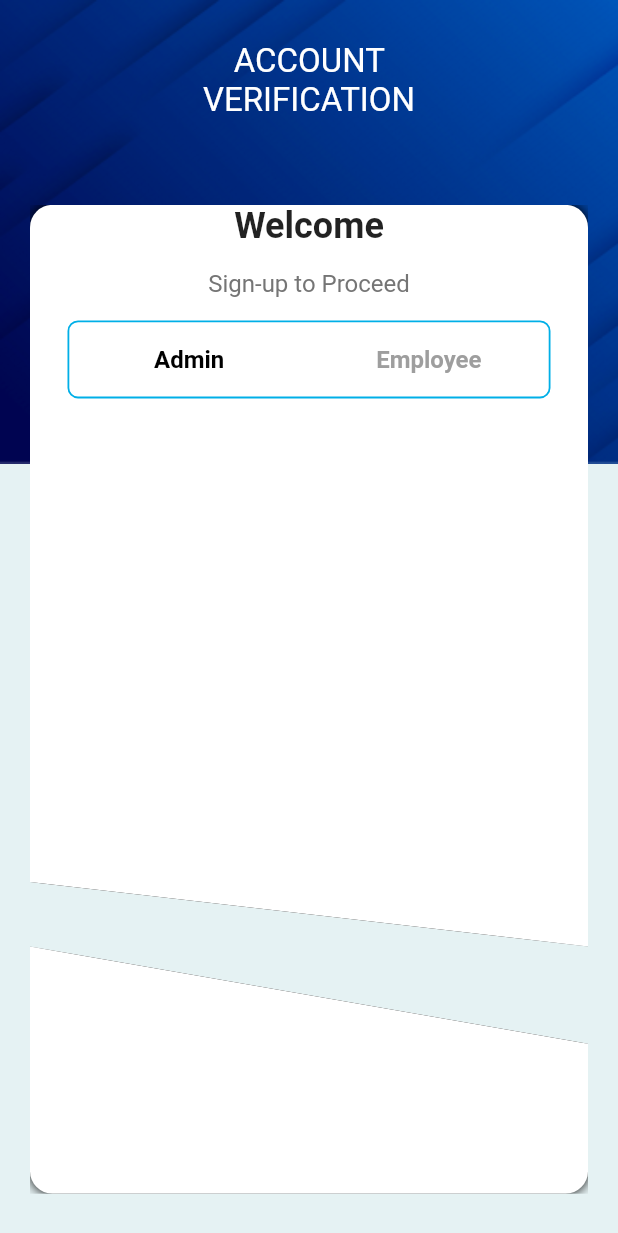
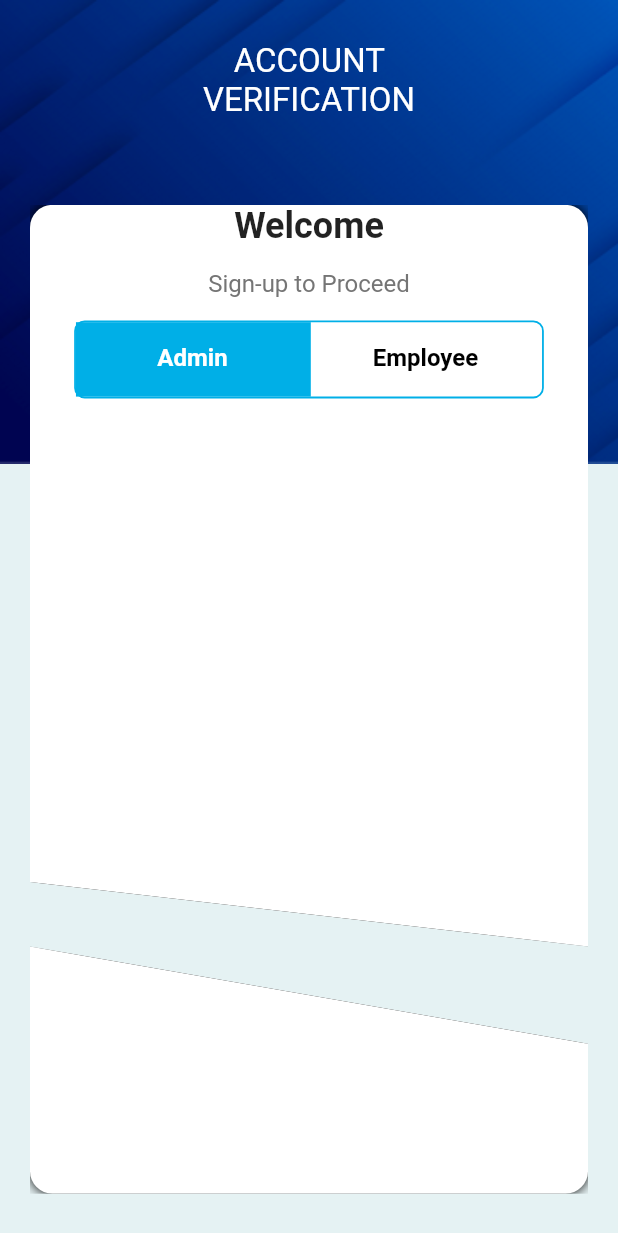
Before and after one commit to OniX9/Employee-Attendance-App, a Flutter app: the screen it shows after launch, on a phone screen of 412 x 824 dp. Shown: the top 1233 px of the screen. Run offline on Flutter 3.47's test engine with Material 2 defaults, Android fonts, the phone set to English and light mode, and no system bars; our stand-ins replace flutter_onboarding_slider, flutter_svg, rive.

Commit message:
Completed AdminEmployeeToggle

```diff
--- a/lib/controller/uiProviders/admin_ui.dart
+++ b/lib/controller/uiProviders/admin_ui.dart
@@ -1,20 +1,13 @@
-import 'package:provider/provider.dart';
 import 'package:flutter/foundation.dart';
 
 class AdminUIProvider with ChangeNotifier {
   bool _isAdmin = true;
 
-  // void setAdmin(bool state) {
-  //   _isAdmin = state;
-  //   print('Tapped');
-  //   print(_isAdmin);
-  //   notifyListeners();
-  // }
-
   bool get isAdmin => _isAdmin;
 
   set isAdmin(bool state) {
     _isAdmin = state;
+    print(_isAdmin);
     notifyListeners();
   }
 }
--- a/lib/screens/login_signup_screen.dart
+++ b/lib/screens/login_signup_screen.dart
@@ -97,7 +97,11 @@ class AdminEmployeeToggle extends StatelessWidget {
 
   @override
   Widget build(BuildContext context) {
+    AdminUIProvider uiConsumer = Provider.of<AdminUIProvider>(context);
+    double fullToggleWidth = MediaQuery.of(context).size.width * 0.76;
+    double toggleThumbWidth = MediaQuery.of(context).size.width * 0.38;
     return Container(
+      width: fullToggleWidth,
       height: 52,
       decoration: BoxDecoration(
         borderRadius: BorderRadius.circular(7),
@@ -106,15 +110,23 @@ class AdminEmployeeToggle extends StatelessWidget {
           width: 1.2,
         ),
       ),
-      child: Row(
+      child: Stack(
+        children: [
+          AnimatedToggleThumb(
+            width: toggleThumbWidth,
+          ),
+          Row(
             children: [
               Expanded(
                 child: RawMaterialButton(
-              onPressed: () {},
+                  onPressed: () => uiConsumer.isAdmin = true,
+                  highlightColor: Colors.transparent,
                   child: Text(
                     'Admin',
                     style: TextStyle(
-                  color: Colors.black,
+                      color: uiConsumer.isAdmin == true
+                          ? Colors.white
+                          : Colors.black,
                       fontSize: 16,
                       fontWeight: FontWeight.w600,
                     ),
@@ -123,11 +135,14 @@ class AdminEmployeeToggle extends StatelessWidget {
               ),
               Expanded(
                 child: RawMaterialButton(
-              onPressed: () {},
+                  onPressed: () => uiConsumer.isAdmin = false,
+                  highlightColor: Colors.transparent,
                   child: Text(
                     'Employee',
                     style: TextStyle(
-                  color: Colors.grey,
+                      color: uiConsumer.isAdmin == false
+                          ? Colors.white
+                          : Colors.black,
                       fontSize: 16,
                       fontWeight: FontWeight.w600,
                     ),
@@ -136,78 +151,31 @@ class AdminEmployeeToggle extends StatelessWidget {
               ),
             ],
           ),
+        ],
+      ),
     );
   }
 }
 
-// class AdminEmployeeToggle extends StatelessWidget {
-//   const AdminEmployeeToggle({
-//     super.key,
-//   });
-//
-//   @override
-//   Widget build(BuildContext context) {
-//     AdminUIProvider uiConsumer = Provider.of<AdminUIProvider>(context);
-//     return Container(
-//       width: 320,
-//       height: 52,
-//       decoration: BoxDecoration(
-//         borderRadius: BorderRadius.circular(7),
-//         border: Border.all(
-//           color: kPrimaryColor,
-//           width: 1.2,
-//         ),
-//       ),
-//       child: Stack(
-//         children: [
-//           AnimatedAlign(
-//             alignment: uiConsumer.isAdmin
-//                 ? Alignment.centerLeft
-//                 : Alignment.centerRight,
-//             duration: const Duration(milliseconds: 190),
-//             child: Container(
-//               width: 160,
-//               color: kPrimaryColor,
-//             ),
-//           ),
-//           Row(
-//             children: [
-//               AdminToggleLabel('Admin'),
-//               AdminToggleLabel('Employee'),
-//             ],
-//           ),
-//         ],
-//       ),
-//     );
-//   }
-// }
+class AnimatedToggleThumb extends StatelessWidget {
+  const AnimatedToggleThumb({
+    super.key,
+    required this.width,
+  });
 
-// class AdminToggleLabel extends StatelessWidget {
-//   final String text;
-//   const AdminToggleLabel(
-//     this.text, {
-//     super.key,
-//   });
-//
-//   @override
-//   Widget build(BuildContext context) {
-//     AdminUIProvider uiConsumer = Provider.of<AdminUIProvider>(context);
-//     return Expanded(
-//         child: MaterialButton(
-//           onPressed: () {
-//             text == 'Admin'
-//                 ? uiConsumer.setAdmin(true)
-//                 : uiConsumer.setAdmin(false);
-//           },
-//           child: Text(
-//             text,
-//             style: TextStyle(
-//               color: text == 'Admin' ? Colors.grey[300] : Colors.black,
-//               fontSize: 16,
-//               fontWeight: FontWeight.w600,
-//             ),
-//           ),
-//         ),
-//     );
-//   }
-// }
+  final double width;
+
+  @override
+  Widget build(BuildContext context) {
+    var uiConsumer = Provider.of<AdminUIProvider>(context);
+    return AnimatedAlign(
+      alignment:
+          uiConsumer.isAdmin ? Alignment.centerLeft : Alignment.centerRight,
+      duration: const Duration(milliseconds: 190),
+      child: Container(
+        width: width,
+        color: kPrimaryColor,
+      ),
+    );
+  }
+}
--- a/pubspec.yaml
+++ b/pubspec.yaml
@@ -40,6 +40,7 @@ dependencies:
   flutter_svg: ^2.0.7
   introduction_screen: ^3.1.12
   provider: ^6.0.5
+  widget_size: ^1.0.0
 
 
 dev_dependencies:
```
Also changed, not shown: pubspec.lock. Lines whose indentation alone changed are shown as unchanged.
